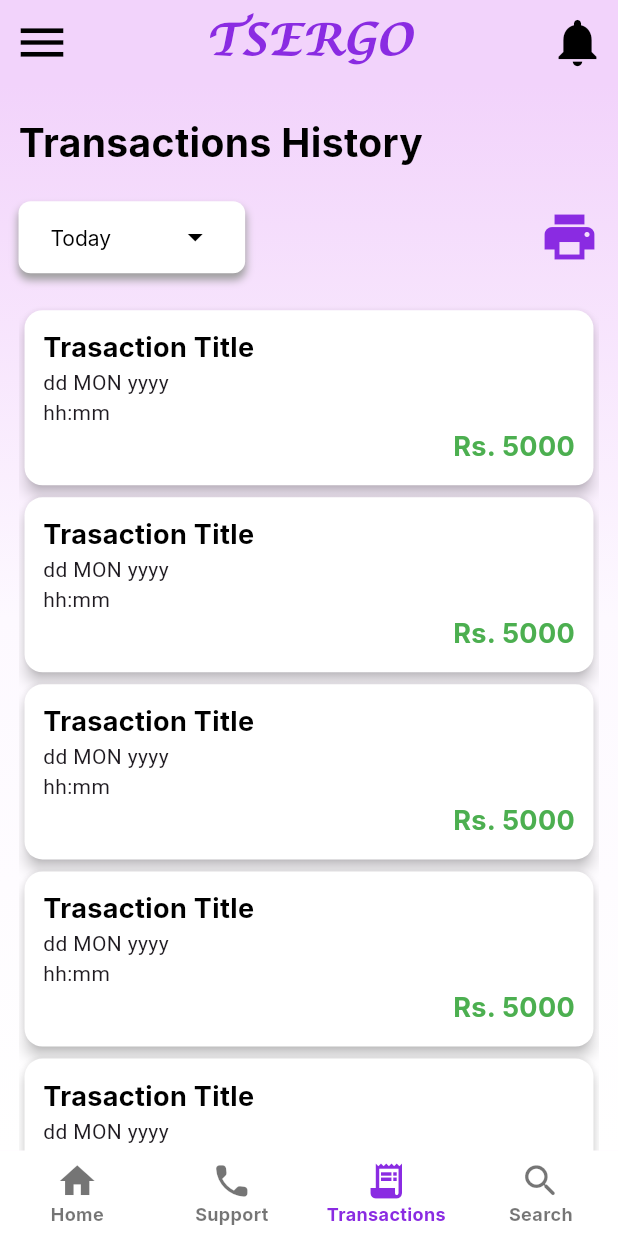
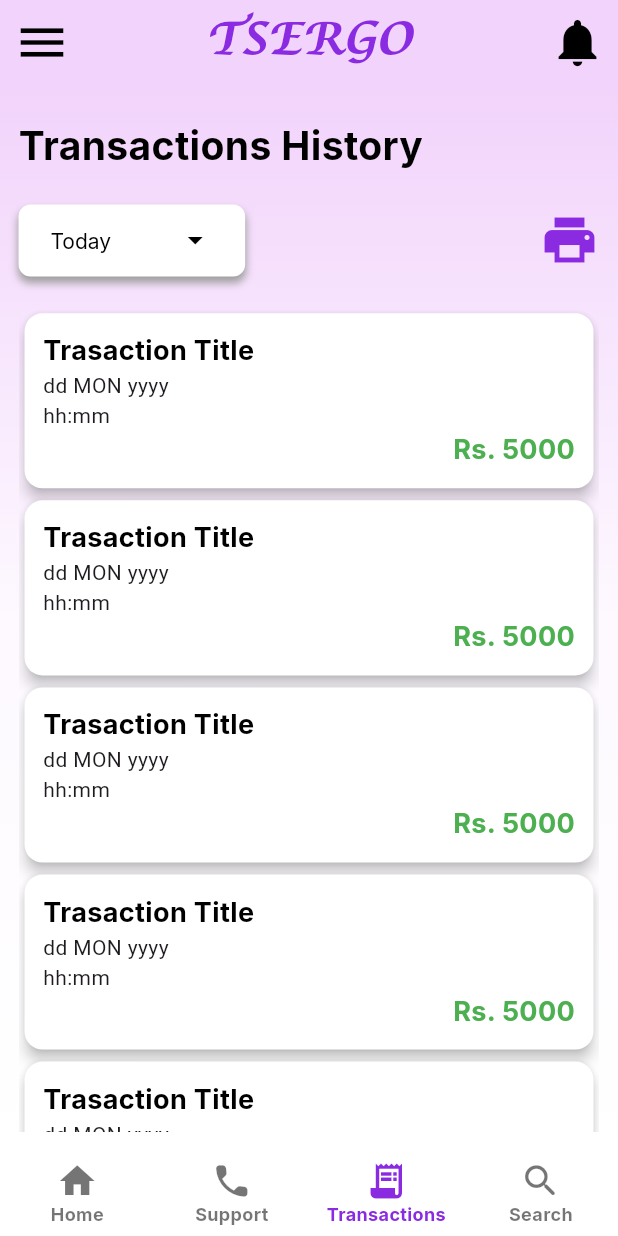
Before and after one commit to sakar111/tsergo, a Flutter app: the MainContentPage screen opened by its route, item 3 of the bottom bar chosen, on a phone screen of 412 x 824 dp. Run offline on Flutter 3.47's test engine with Material 2 defaults, Android fonts, the phone set to English and light mode, and no system bars; our stand-ins replace go_router, google_fonts.

```diff
--- a/lib/pages/main_content_page.dart
+++ b/lib/pages/main_content_page.dart
@@ -1,5 +1,6 @@
 import 'package:flutter/material.dart';
 import 'package:tsergo/pages/home_page/home_page.dart';
+import 'package:tsergo/pages/support_page.dart';
 import 'package:tsergo/pages/transaction_page/transaction_page.dart';
 import 'package:tsergo/widgets/tsergo_appbar.dart';
 import 'package:tsergo/widgets/tsergo_bottom_navbar.dart';
@@ -28,7 +29,7 @@ class _MainContentPageState extends State<MainContentPage> {
         index: _selectedIndex,
         children: const <Widget>[
           HomePage(), // Create and replace with your actual pages/screens
-          SizedBox(child:Text('Support Page')),
+          SupportPage(),
           TransactionsPage(),
           SizedBox(child:Text('Search Page')),
         ],
--- a/lib/pages/transaction_page/transaction_page.dart
+++ b/lib/pages/transaction_page/transaction_page.dart
@@ -19,13 +19,13 @@ class _TransactionsPageState extends State<TransactionsPage> {
 
     return TsergoGradientContainer(
       child: Container(
-        padding: EdgeInsets.only(
-            left: screenSize.width * 0.03, right: screenSize.width * 0.03),
+        padding: EdgeInsets.all(
+            screenSize.width * 0.03),
         child: Column(
           mainAxisAlignment: MainAxisAlignment.start,
           crossAxisAlignment: CrossAxisAlignment.start,
           children: [
-            SizedBox(height: screenSize.height * 20 / 800),
+            SizedBox(height: screenSize.height * 10 / 800),
             Text(
               'Transactions History',
               style: GoogleFonts.inter(
--- a/lib/widgets/tsergo_appbar.dart
+++ b/lib/widgets/tsergo_appbar.dart
@@ -1,4 +1,5 @@
 import 'package:flutter/material.dart';
+import 'package:tsergo/constants.dart';
 
 class TsergoAppBar extends StatelessWidget implements PreferredSizeWidget {
   const TsergoAppBar({super.key});
@@ -6,8 +7,19 @@ class TsergoAppBar extends StatelessWidget implements PreferredSizeWidget {
   @override
   Widget build(BuildContext context) {
     return AppBar(
+      backgroundColor: const Color(0xFFF2D3FB),
+      centerTitle: true,
+      iconTheme: const IconThemeData(size: 38),
+
       automaticallyImplyLeading: false, // Set this to false
-      title: const Text('TSERGO'),
+      title: const Text(
+        'TSERGO',
+        style: TextStyle(
+          fontSize: 30.0,
+          fontFamily: 'CustomFont',
+          color: tsergoColor,
+        ),
+      ),
       leading: IconButton(
         icon: const Icon(
           Icons.menu,
```
Also changed, not shown: lib/main.dart (+0 -11 lines), lib/pages/home_page/bank_transfer.dart (+4 -4 lines), lib/pages/support_page.dart (added, +100 -0 lines), lib/presentation/viber_icons.dart (added, +29 -0 lines), lib/presentation/whatsapp_icons.dart (added, +29 -0 lines), pubspec.yaml (+7 -0 lines), assets/icons/viber.ttf (added), assets/icons/whatsapp.ttf (added), pubspec.lock.
